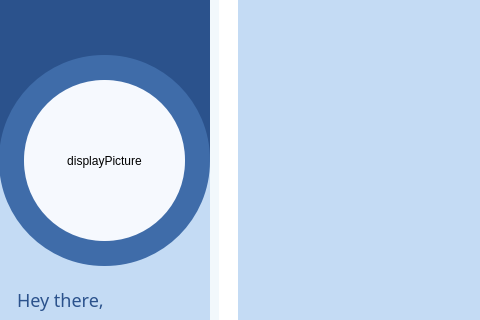
Old version of the form MCR_UI/userlogin.ui in the repository raghiiboiibaxtor/MCR_FINAL; both pictures show x 0 to 480 and y 374 to 694 of the 1100 by 811 pixel window.
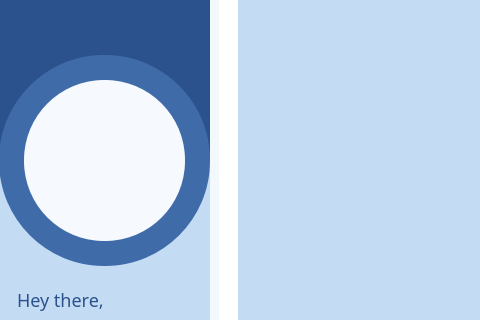
New version of the form. Icons and pictures are not drawn.

Commit message: debugged Profile Pictures file writing

Diff of the .ui file:
```diff
--- a/MCR_UI/userlogin.ui
+++ b/MCR_UI/userlogin.ui
@@ -804,7 +804,10 @@
 border-radius: 80px;</string>
        </property>
        <property name="text">
-        <string>displayPicture</string>
+        <string/>
+       </property>
+       <property name="scaledContents">
+        <bool>true</bool>
        </property>
        <property name="alignment">
         <set>Qt::AlignCenter</set>
```
Left out of the diff: 15 changed lines with no effect on the pictures. The commit also changes 1 other file.
